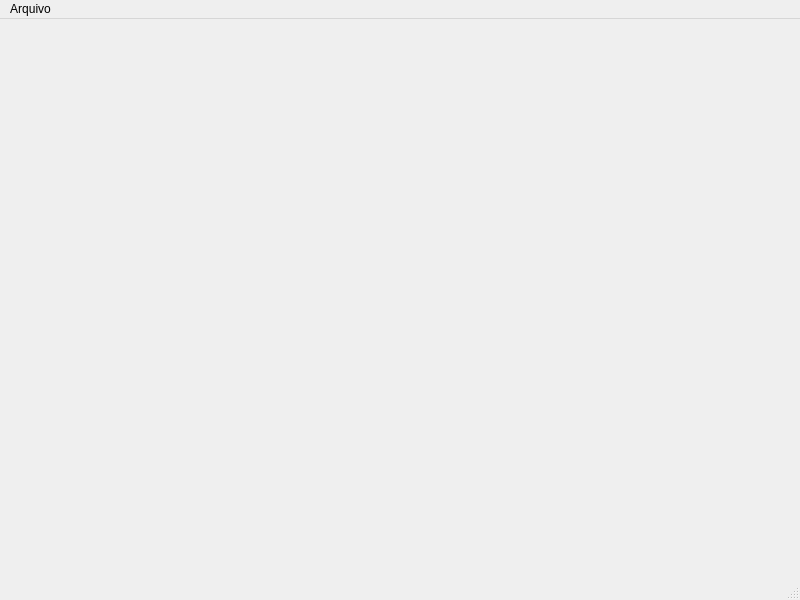
The window that mainwindow.ui (Esteves31/AraraCode) describes before a commit, drawn with Qt 5.
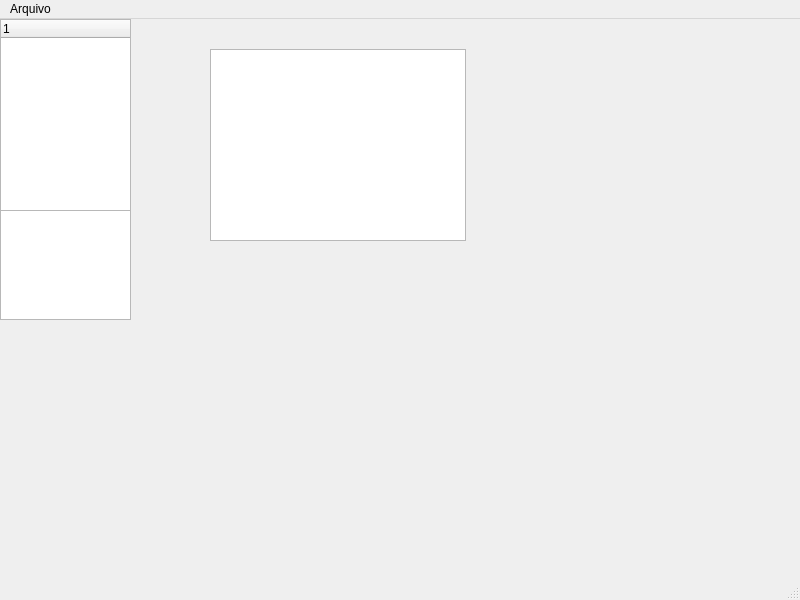
The same window after the commit.

Commit message: feat: testing the treeWidget visualization

The edit to the form file:
```diff
--- a/mainwindow.ui
+++ b/mainwindow.ui
@@ -13,7 +13,43 @@
   <property name="windowTitle">
    <string>MainWindow</string>
   </property>
-  <widget class="QWidget" name="centralwidget"/>
+  <widget class="QWidget" name="centralwidget">
+   <widget class="QTreeView" name="treeView">
+    <property name="geometry">
+     <rect>
+      <x>0</x>
+      <y>0</y>
+      <width>131</width>
+      <height>301</height>
+     </rect>
+    </property>
+   </widget>
+   <widget class="QTreeWidget" name="treeWidget">
+    <property name="geometry">
+     <rect>
+      <x>0</x>
+      <y>0</y>
+      <width>131</width>
+      <height>192</height>
+     </rect>
+    </property>
+    <column>
+     <property name="text">
+      <string notr="true">1</string>
+     </property>
+    </column>
+   </widget>
+   <widget class="QTreeView" name="treeView_2">
+    <property name="geometry">
+     <rect>
+      <x>210</x>
+      <y>30</y>
+      <width>256</width>
+      <height>192</height>
+     </rect>
+    </property>
+   </widget>
+  </widget>
   <widget class="QMenuBar" name="menubar">
    <property name="geometry">
     <rect>
```
